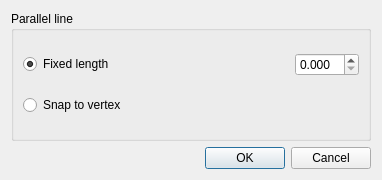
This is tools/parallelline.ui in geopython/CadTools as Qt 5 draws it before an edit. The edited form follows.
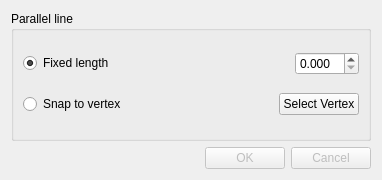
This is the edited form.

Commit message: qgis_cadtools: first draft of parallelline tool

```diff
--- a/tools/parallelline.ui
+++ b/tools/parallelline.ui
@@ -22,6 +22,9 @@
   <layout class="QGridLayout" name="gridLayout">
    <item row="4" column="0">
     <widget class="QDialogButtonBox" name="buttonBox">
+     <property name="enabled">
+      <bool>false</bool>
+     </property>
      <property name="standardButtons">
       <set>QDialogButtonBox::Cancel|QDialogButtonBox::Ok</set>
      </property>
@@ -82,6 +85,26 @@
           </property>
          </widget>
         </item>
+        <item>
+         <spacer name="horizontalSpacer_2">
+          <property name="orientation">
+           <enum>Qt::Horizontal</enum>
+          </property>
+          <property name="sizeHint" stdset="0">
+           <size>
+            <width>40</width>
+            <height>20</height>
+           </size>
+          </property>
+         </spacer>
+        </item>
+        <item>
+         <widget class="QPushButton" name="btnSelectVertex">
+          <property name="text">
+           <string>Select Vertex</string>
+          </property>
+         </widget>
+        </item>
        </layout>
       </item>
      </layout>
```
The commit also changes 5 other files.
